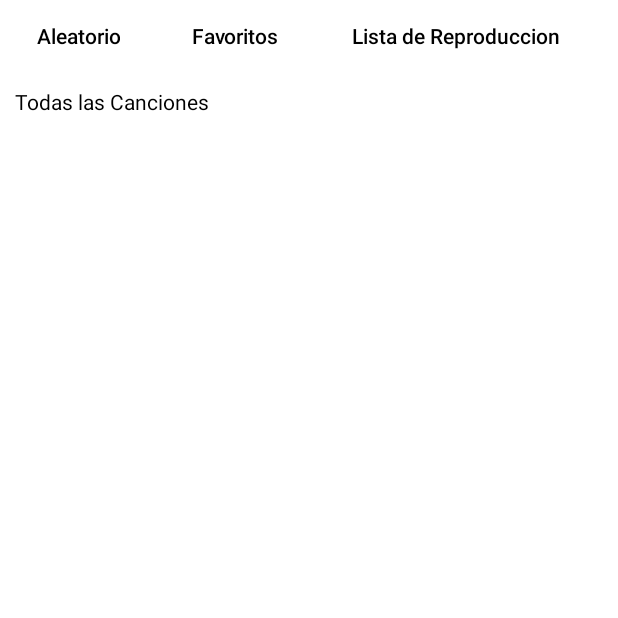
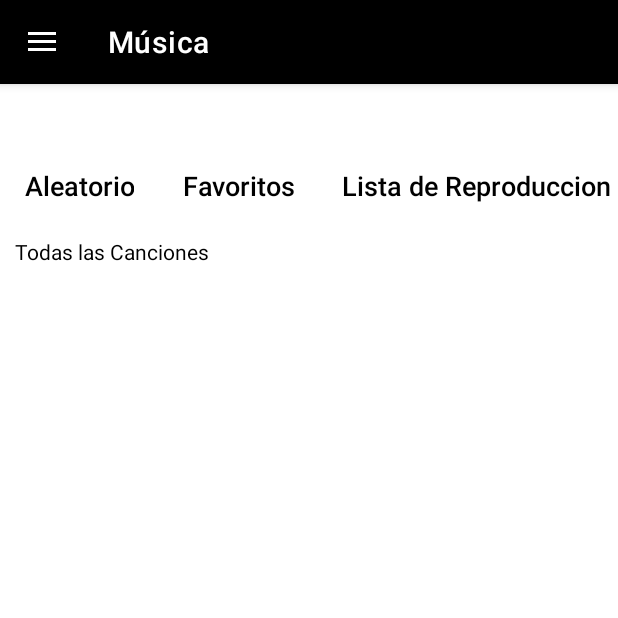
Before and after one commit to JhonMatamorosT/Musica, an Android app: the screen it shows after launch (MainActivity), on a phone screen of 412 x 824 dp, the top half of it. Run offline under Robolectric (Android 15) with nearby library versions, the phone set to English and light mode, and no system bars.

Commit message:
avance de nav

```diff
--- a/app/src/main/AndroidManifest.xml
+++ b/app/src/main/AndroidManifest.xml
@@ -1,6 +1,9 @@
 <?xml version="1.0" encoding="utf-8"?>
 <manifest xmlns:android="http://schemas.android.com/apk/res/android"
     xmlns:tools="http://schemas.android.com/tools">
+
+    <uses-permission android:name="android.permission.WRITE_EXTERNAL_STORAGE"
+        tools:ignore="ScopedStorage"/>
 
     <application
         android:allowBackup="true"
--- a/app/src/main/java/com/undiremos/musica/MainActivity.kt
+++ b/app/src/main/java/com/undiremos/musica/MainActivity.kt
@@ -1,10 +1,14 @@
 package com.undiremos.musica
 
 import android.content.Intent
+import android.content.pm.PackageManager
 import android.os.Bundle
+import android.view.MenuItem
 import android.widget.Toast
 import androidx.activity.enableEdgeToEdge
+import androidx.appcompat.app.ActionBarDrawerToggle
 import androidx.appcompat.app.AppCompatActivity
+import androidx.core.app.ActivityCompat
 import androidx.core.view.ViewCompat
 import androidx.core.view.WindowInsetsCompat
 import com.undiremos.musica.databinding.ActivityMainBinding
@@ -13,13 +17,23 @@ import com.undiremos.musica.databinding.ActivityMainBinding
 class MainActivity : AppCompatActivity() {
 
     private lateinit var binding: ActivityMainBinding
+    private lateinit var toogle: ActionBarDrawerToggle
+
     override fun onCreate(savedInstanceState: Bundle?) {
         super.onCreate(savedInstanceState)
+        requestRuntimePermission()
         enableEdgeToEdge()
         setTheme(R.style.Theme_Musica)
         binding = ActivityMainBinding.inflate(layoutInflater)
         setContentView(binding.root)
 
+        //for nav drawer
+        toogle = ActionBarDrawerToggle(this, binding.root,R.string.open, R.string.close)
+        binding.root.addDrawerListener(toogle)
+        toogle.syncState()
+        supportActionBar?.setDisplayHomeAsUpEnabled(true)
+
+        //acciones de botones
         binding.aleatorioBtn.setOnClickListener {
             val intent = Intent(this@MainActivity, PlayerActivity::class.java)
             startActivity(intent)
@@ -59,4 +73,27 @@ class MainActivity : AppCompatActivity() {
             insets
         }
     }
+//For requesting permission
+    private fun requestRuntimePermission(){
+        if (ActivityCompat.checkSelfPermission(this, android.Manifest.permission.WRITE_EXTERNAL_STORAGE)
+            != PackageManager.PERMISSION_GRANTED) {
+           ActivityCompat.requestPermissions(this, arrayOf(android.Manifest.permission.WRITE_EXTERNAL_STORAGE),13)
+        }
+    }
+
+    override fun onRequestPermissionsResult(requestCode: Int, permissions: Array<out String>, grantResults: IntArray) {
+        super.onRequestPermissionsResult(requestCode, permissions, grantResults)
+        if (requestCode == 13){
+            if (grantResults.isNotEmpty() && grantResults[0] == PackageManager.PERMISSION_GRANTED)
+                Toast.makeText(this, "Permission Granted",Toast.LENGTH_SHORT).show()
+            else
+                ActivityCompat.requestPermissions(this, arrayOf(android.Manifest.permission.WRITE_EXTERNAL_STORAGE), 13)
+        }
+    }
+
+    override fun onOptionsItemSelected(item: MenuItem): Boolean {
+        if (toogle.onOptionsItemSelected(item))
+            return true
+        return super.onOptionsItemSelected(item)
+    }
 }
--- a/app/src/main/java/com/undiremos/musica/PlayerActivity.kt
+++ b/app/src/main/java/com/undiremos/musica/PlayerActivity.kt
@@ -14,7 +14,7 @@ class PlayerActivity : AppCompatActivity() {
     override fun onCreate(savedInstanceState: Bundle?) {
         super.onCreate(savedInstanceState)
         enableEdgeToEdge()
-        setTheme(R.style.Theme_Musica)
+        setTheme(R.style.splash_screen)
         binding = ActivityPlayerBinding.inflate(layoutInflater)
         setContentView(binding.root)
 
--- a/app/src/main/res/layout/activity_favoritos.xml
+++ b/app/src/main/res/layout/activity_favoritos.xml
@@ -5,6 +5,7 @@
     android:id="@+id/main"
     android:layout_width="match_parent"
     android:layout_height="match_parent"
+    android:fitsSystemWindows="true"
     tools:context=".FavoritosActivity">
 
     <LinearLayout
--- a/app/src/main/res/layout/activity_main.xml
+++ b/app/src/main/res/layout/activity_main.xml
@@ -1,21 +1,26 @@
 <?xml version="1.0" encoding="utf-8"?>
-<androidx.constraintlayout.widget.ConstraintLayout xmlns:android="http://schemas.android.com/apk/res/android"
+<androidx.drawerlayout.widget.DrawerLayout xmlns:android="http://schemas.android.com/apk/res/android"
     xmlns:tools="http://schemas.android.com/tools"
+    xmlns:app="http://schemas.android.com/apk/res-auto"
     android:id="@+id/main"
     android:layout_width="match_parent"
     android:layout_height="match_parent"
+    android:fitsSystemWindows="true"
+    tools:openDrawer="start"
     tools:context=".MainActivity">
+
     <LinearLayout
         android:layout_width="match_parent"
         android:layout_height="match_parent"
         android:orientation="vertical">
 
-<!--    para botones-->
+        <!--    para botones-->
         <HorizontalScrollView
             android:layout_width="match_parent"
             android:layout_height="wrap_content"
             android:overScrollMode="never"
             android:scrollbars="none"
+            android:layout_marginTop="100dp"
             tools:ignore="UselessParent">
 
             <LinearLayout
@@ -26,25 +31,27 @@
 
                 <Button
                     android:id="@+id/aleatorioBtn"
+                    style="@style/Widget.AppCompat.Button.Borderless"
                     android:layout_width="wrap_content"
                     android:layout_height="match_parent"
                     android:layout_weight="1"
                     android:contentDescription="@string/aleatorio_btn"
-                    style="@style/Widget.AppCompat.Button.Borderless"
                     android:text="@string/aleatorio_btn"
-                    android:textColor="@color/black"
-                    android:textAllCaps="false"/>
+                    android:textSize="18sp"
+                    android:textAllCaps="false"
+                    android:textColor="@color/black" />
 
                 <Button
                     android:id="@+id/favoritosBtn"
+                    style="@style/Widget.AppCompat.Button.Borderless"
                     android:layout_width="wrap_content"
                     android:layout_height="match_parent"
                     android:layout_weight="2"
                     android:contentDescription="@string/favoritos_btn"
-                    style="@style/Widget.AppCompat.Button.Borderless"
                     android:text="@string/favoritos_btn"
-                    android:textColor="@color/black"
-                    android:textAllCaps="false"/>
+                    android:textSize="18sp"
+                    android:textAllCaps="false"
+                    android:textColor="@color/black" />
 
                 <Button
                     android:id="@+id/playlistBtn"
@@ -54,63 +61,69 @@
                     android:layout_weight="3"
                     android:contentDescription="@string/playlist_btn"
                     android:text="@string/playlist_btn"
+                    android:textSize="18sp"
                     android:textAllCaps="false"
                     android:textColor="@color/black" />
 
                 <Button
                     android:id="@+id/pistasBtn"
+                    style="@style/Widget.AppCompat.Button.Borderless"
                     android:layout_width="wrap_content"
                     android:layout_height="match_parent"
                     android:layout_weight="4"
                     android:contentDescription="@string/pistas_btn"
-                    style="@style/Widget.AppCompat.Button.Borderless"
                     android:text="@string/pistas_btn"
-                    android:textColor="@color/black"
-                    android:textAllCaps="false"/>
+                    android:textSize="18sp"
+                    android:textAllCaps="false"
+                    android:textColor="@color/black" />
 
                 <Button
                     android:id="@+id/albumesBtn"
+                    style="@style/Widget.AppCompat.Button.Borderless"
                     android:layout_width="wrap_content"
                     android:layout_height="match_parent"
                     android:layout_weight="5"
                     android:contentDescription="@string/albumes_btn"
-                    style="@style/Widget.AppCompat.Button.Borderless"
                     android:text="@string/albumes_btn"
-                    android:textColor="@color/black"
-                    android:textAllCaps="false"/>
+                    android:textSize="18sp"
+                    android:textAllCaps="false"
+                    android:textColor="@color/black" />
 
                 <Button
                     android:id="@+id/artistasBtn"
+                    style="@style/Widget.AppCompat.Button.Borderless"
                     android:layout_width="wrap_content"
                     android:layout_height="match_parent"
                     android:layout_weight="6"
                     android:contentDescription="@string/artistas_btn"
-                    style="@style/Widget.AppCompat.Button.Borderless"
                     android:text="@string/artistas_btn"
-                    android:textColor="@color/black"
-                    android:textAllCaps="false"/>
+                    android:textSize="18sp"
+                    android:textAllCaps="false"
+                    android:textColor="@color/black" />
 
                 <Button
                     android:id="@+id/carpetasBtn"
+                    style="@style/Widget.AppCompat.Button.Borderless"
                     android:layout_width="wrap_content"
                     android:layout_height="match_parent"
                     android:layout_weight="7"
                     android:contentDescription="@string/carpetas_btn"
-                    style="@style/Widget.AppCompat.Button.Borderless"
                     android:text="@string/carpetas_btn"
-                    android:textColor="@color/black"
-                    android:textAllCaps="false"/>
+                    android:textSize="18sp"
+                    android:textAllCaps="false"
+                    android:textColor="@color/black" />
 
                 <Button
                     android:id="@+id/anoBtn"
+                    style="@style/Widget.AppCompat.Button.Borderless"
                     android:layout_width="wrap_content"
                     android:layout_height="match_parent"
                     android:layout_weight="8"
                     android:contentDescription="@string/año_btn"
-                    style="@style/Widget.AppCompat.Button.Borderless"
                     android:text="@string/año_btn"
-                    android:textColor="@color/black"
-                    android:textAllCaps="false"/>
+                    android:textSize="18sp"
+                    android:textAllCaps="false"
+                    android:textColor="@color/black" />
 
             </LinearLayout>
 
@@ -119,15 +132,23 @@
         <TextView
             android:layout_width="match_parent"
             android:layout_height="wrap_content"
+            android:layout_margin="10dp"
             android:text="@string/total_songs"
-            android:textColor="@color/black"
-            android:layout_margin="10dp"/>
+            android:textColor="@color/black" />
 
         <androidx.recyclerview.widget.RecyclerView
             android:layout_width="match_parent"
-            android:layout_height="match_parent"/>
+            android:layout_height="match_parent" />
 
 
     </LinearLayout>
 
-</androidx.constraintlayout.widget.ConstraintLayout>
+    <com.google.android.material.navigation.NavigationView
+        android:id="@+id/action_var"
+        android:layout_width="wrap_content"
+        android:layout_height="match_parent"
+        android:layout_gravity="start"
+        android:fitsSystemWindows="true"
+        app:headerLayout="@layout/nav_header"
+        app:menu="@menu/nav_menu"/>
+</androidx.drawerlayout.widget.DrawerLayout>
--- a/app/src/main/res/layout/activity_player.xml
+++ b/app/src/main/res/layout/activity_player.xml
@@ -7,6 +7,7 @@
     android:layout_height="match_parent"
     tools:context=".PlayerActivity"
     android:orientation="vertical"
+    android:fitsSystemWindows="true"
     android:gravity="center">
 
     <LinearLayout
--- /dev/null
+++ b/app/src/main/res/layout/nav_header.xml
@@ -0,0 +1,9 @@
+<?xml version="1.0" encoding="utf-8"?>
+<androidx.constraintlayout.widget.ConstraintLayout xmlns:android="http://schemas.android.com/apk/res/android"
+    android:layout_width="170dp"
+    android:layout_height="170dp"
+    android:padding="16dp"
+    android:background="@color/white"
+    >
+
+</androidx.constraintlayout.widget.ConstraintLayout>
--- /dev/null
+++ b/app/src/main/res/menu/nav_menu.xml
@@ -0,0 +1,14 @@
+<?xml version="1.0" encoding="utf-8"?>
+<menu xmlns:android="http://schemas.android.com/apk/res/android">
+    <item android:id="@+id/item1"
+        android:title="item1"/>
+
+    <item android:id="@+id/item2"
+        android:title="item2"/>
+    <item android:id="@+id/item3"
+        android:title="item3"/>
+    <item android:id="@+id/item4"
+        android:title="item4"/>
+    <item android:id="@+id/item5"
+        android:title="item5"/>
+</menu>
--- a/app/src/main/res/values/strings.xml
+++ b/app/src/main/res/values/strings.xml
@@ -1,5 +1,5 @@
 <resources>
-    <string name="app_name">Musica</string>
+    <string name="app_name">Música</string>
     <!-- botones superiores-->
     <string name="aleatorio_btn">Aleatorio</string>
     <string name="favoritos_btn">Favoritos</string>
@@ -23,4 +23,8 @@
     <string name="stat_tv">00:00</string>
     <string name="end_tv">Loading…</string>
 
+    <string name="open">Open</string>
+    <string name="close">Close</string>
+
+
 </resources>
--- a/app/src/main/res/values/themes.xml
+++ b/app/src/main/res/values/themes.xml
@@ -1,7 +1,8 @@
 <resources xmlns:tools="http://schemas.android.com/tools">
     <!-- Base application theme. -->
-    <style name="Base.Theme.Musica" parent="Theme.Material3.DayNight.NoActionBar">
+    <style name="Base.Theme.Musica" parent="Theme.MaterialComponents.DayNight.DarkActionBar">
         <!-- Customize your light theme here. -->
+        <item name="colorPrimary">@color/black</item>
         <!-- <item name="colorPrimary">@color/my_light_primary</item> -->
     </style>
 
```
